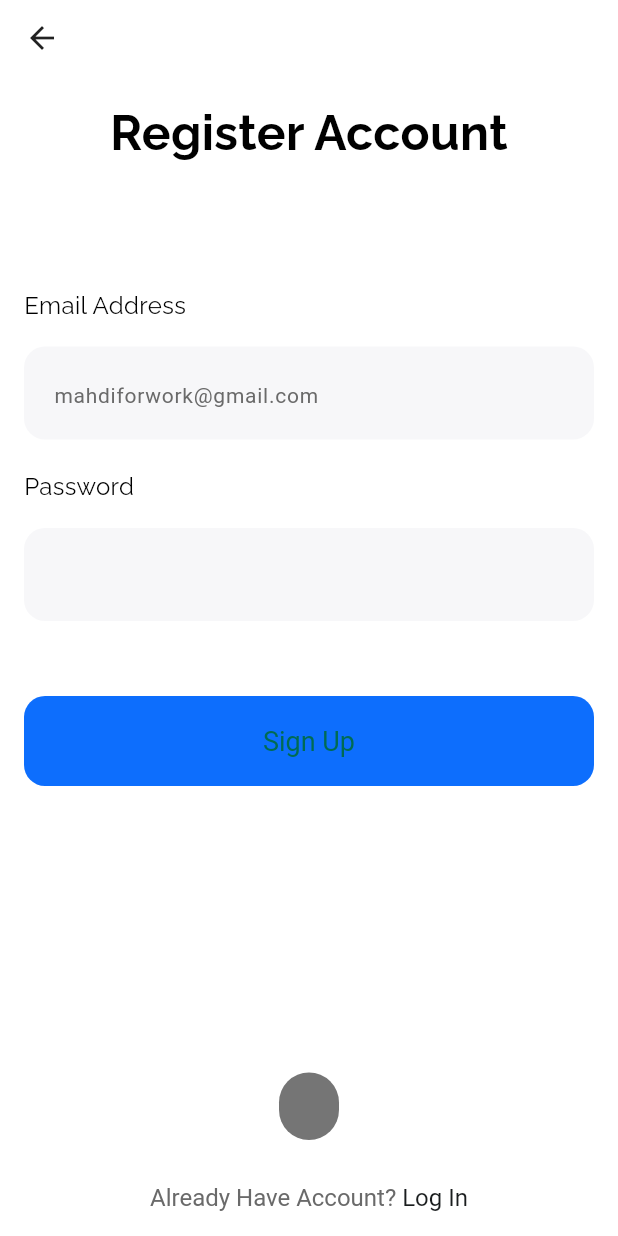
After one commit to Varynx/Cybersage, a Flutter app: the Signup screen opened by its route, after a tap on "Sign Up", on a phone screen of 412 x 824 dp. The commit adds this screen. Run offline on Flutter 3.47's test engine with Material 3 defaults, Android fonts, the phone set to English and light mode, and no system bars; our stand-ins replace cloud_firestore, firebase_auth, firebase_core, fluttertoast, google_fonts; accounts and stored records are empty; network calls fail.

Commit message:
Feature authentication  (#3)
* Cybersage v.1.1 (Updated Authentication, added signin page, and removed password logging from database to remove security issues)

* api remove

---------

Co-authored-by: Lennard <bloopfisch@gmail.com>

```diff
--- /dev/null
+++ b/lib/auth_service.dart
@@ -0,0 +1,119 @@
+import 'package:firebase_auth/firebase_auth.dart';
+import 'package:flutter/material.dart';
+import 'package:fluttertoast/fluttertoast.dart';
+import '../login_page.dart';
+import '../quiz_page.dart';
+
+
+class AuthService {
+
+  Future<void> signup({
+    required String email,
+    required String password,
+    required BuildContext context
+  }) async {
+
+    try {
+
+      await FirebaseAuth.instance.createUserWithEmailAndPassword(
+        email: email,
+        password: password
+      );
+
+      // Optional delay before navigating
+      await Future.delayed(const Duration(seconds: 1));
+
+      // Wrap navigation in addPostFrameCallback
+      WidgetsBinding.instance.addPostFrameCallback((_) {
+        if (context.mounted) {
+          Navigator.pushReplacement(
+            context,
+            MaterialPageRoute(builder: (_) => const LoginPage()),
+          );
+        }
+      });
+
+    } on FirebaseAuthException catch(e) {
+      String message = '';
+
+      print('🔥 SIGN-UP ERROR: ${e.code} - ${e.message}');
+
+      if (e.code == 'weak-password') {
+        message = 'The password provided is too weak.';
+      } else if (e.code == 'email-already-in-use') {
+        message = 'An account already exists with that email.';
+      }
+       Fluttertoast.showToast(
+        msg: message,
+        toastLength: Toast.LENGTH_LONG,
+        gravity: ToastGravity.SNACKBAR,
+        backgroundColor: Colors.black54,
+        textColor: Colors.white,
+        fontSize: 14.0,
+      );
+    }
+
+  }
+
+  Future<void> signin({
+    required String email,
+    required String password,
+    required BuildContext context
+  }) async {
+
+    try {
+
+      await FirebaseAuth.instance.signInWithEmailAndPassword(
+        email: email,
+        password: password
+      );
+
+  // Optional delay before navigating
+    await Future.delayed(const Duration(seconds: 1));
+
+    // Wrap navigation in addPostFrameCallback
+    WidgetsBinding.instance.addPostFrameCallback((_) {
+      if (context.mounted) {
+        Navigator.pushReplacement(
+          context,
+          MaterialPageRoute(builder: (_) => const QuizPage()),
+        );
+      }
+    });
+
+    } on FirebaseAuthException catch(e) {
+      String message = '';
+
+      print('🔥 SIGN-IN ERROR: ${e.code} - ${e.message}');
+
+      if (e.code == 'user-not-found') {
+        message = 'No user found for that email.';
+      } else if (e.code == 'wrong password') {
+        message = 'Wrong password provided for that user.';
+      }
+       Fluttertoast.showToast(
+        msg: message,
+        toastLength: Toast.LENGTH_LONG,
+        gravity: ToastGravity.SNACKBAR,
+        backgroundColor: Colors.black54,
+        textColor: Colors.white,
+        fontSize: 14.0,
+      );
+    }
+
+  }
+
+  Future<void> signout({
+    required BuildContext context
+  }) async {
+
+    await FirebaseAuth.instance.signOut();
+    await Future.delayed(const Duration(seconds: 1));
+    Navigator.pushReplacement(
+        context,
+        MaterialPageRoute(
+          builder: (BuildContext context) =>LoginPage()
+        )
+      );
+  }
+}
--- a/lib/main.dart
+++ b/lib/main.dart
@@ -1,9 +1,8 @@
 import 'package:flutter/material.dart';
 import 'login_page.dart';
 import 'quiz_page.dart';
-import 'package:flutter/material.dart';
+import 'signup.dart';
 import 'package:firebase_core/firebase_core.dart';
-import 'package:cloud_firestore/cloud_firestore.dart';
 import 'firebase_options.dart';
 
 
@@ -76,6 +75,7 @@
       routes: {
         '/': (context) => const LoginPage(),
         '/quiz': (context) => const QuizPage(),
+        '/signup': (context) => Signup(),
       },
     );
   }
--- /dev/null
+++ b/lib/signup.dart
@@ -0,0 +1,182 @@
+
+import 'package:flutter/gestures.dart';
+import 'package:flutter/material.dart';
+import '../login_page.dart';
+import '../auth_service.dart';
+import 'package:google_fonts/google_fonts.dart';
+
+class Signup extends StatelessWidget {
+  Signup({super.key});
+
+  final TextEditingController _emailController = TextEditingController();
+  final TextEditingController _passwordController = TextEditingController();
+
+  @override
+  Widget build(BuildContext context) {
+    return Scaffold(
+      backgroundColor: Colors.white,
+      resizeToAvoidBottomInset: true,
+      bottomNavigationBar: _signin(context),
+      appBar: AppBar(
+        backgroundColor: Colors.transparent,
+        elevation: 0,
+        toolbarHeight: 50,
+      ),
+      body: SafeArea(
+        child: SingleChildScrollView(
+         padding: const EdgeInsets.symmetric(horizontal: 16,vertical: 16),
+          child: Column(
+            children: [
+              Center(
+                child: Text(
+                  'Register Account',
+                  style: GoogleFonts.raleway(
+                    textStyle: const TextStyle(
+                      color: Colors.black,
+                      fontWeight: FontWeight.bold,
+                      fontSize: 32
+                    )
+                  ),
+                ),
+              ),
+              const SizedBox(height: 80,),
+               _emailAddress(),
+               const SizedBox(height: 20,),
+               _password(),
+               const SizedBox(height: 50,),
+               _signup(context),
+            ],
+          ),
+
+      ),
+      )
+    );
+  }
+
+  Widget _emailAddress() {
+    return Column(
+      mainAxisAlignment: MainAxisAlignment.start,
+      crossAxisAlignment: CrossAxisAlignment.start,
+      children: [
+        Text(
+          'Email Address',
+          style: GoogleFonts.raleway(
+            textStyle: const TextStyle(
+              color: Colors.black,
+              fontWeight: FontWeight.normal,
+              fontSize: 16
+            )
+          ),
+        ),
+        const SizedBox(height: 16,),
+        TextField(
+          controller: _emailController,
+          decoration: InputDecoration(
+            filled: true,
+            hintText: 'mahdiforwork@gmail.com',
+            hintStyle: const TextStyle(
+              color: Color(0xff6A6A6A),
+              fontWeight: FontWeight.normal,
+              fontSize: 14
+            ),
+            fillColor: const Color(0xffF7F7F9) ,
+            border: OutlineInputBorder(
+              borderSide: BorderSide.none,
+              borderRadius: BorderRadius.circular(14)
+            )
+          ),
+        )
+      ],
+    );
+  }
+
+  Widget _password() {
+    return Column(
+      mainAxisAlignment: MainAxisAlignment.start,
+      crossAxisAlignment: CrossAxisAlignment.start,
+      children: [
+        Text(
+          'Password',
+          style: GoogleFonts.raleway(
+            textStyle: const TextStyle(
+              color: Colors.black,
+              fontWeight: FontWeight.normal,
+              fontSize: 16
+            )
+          ),
+        ),
+        const SizedBox(height: 16,),
+        TextField(
+          controller: _passwordController,
+          obscureText: true,
+          decoration: InputDecoration(
+            filled: true,
+            fillColor: const Color(0xffF7F7F9) ,
+            border: OutlineInputBorder(
+              borderSide: BorderSide.none,
+              borderRadius: BorderRadius.circular(14)
+            )
+          ),
+        )
+      ],
+    );
+  }
+
+  Widget _signup(BuildContext context) {
+    return ElevatedButton(
+      style: ElevatedButton.styleFrom(
+        backgroundColor: const Color(0xff0D6EFD),
+          shape: RoundedRectangleBorder(
+            borderRadius: BorderRadius.circular(14),
+          ),
+          minimumSize: const Size(double.infinity, 60),
+          elevation: 0,
+      ),
+      onPressed: () async {
+       await AuthService().signup(
+          email: _emailController.text,
+          password: _passwordController.text,
+          context: context
+        );
+      },
+      child: const Text("Sign Up"),
+    );
+  }
+
+  Widget _signin(BuildContext context) {
+    return Padding(
+      padding: const EdgeInsets.only(bottom: 16),
+      child: RichText(
+        textAlign: TextAlign.center,
+        text: TextSpan(
+          children: [
+            const TextSpan(
+                text: "Already Have Account? ",
+                style: TextStyle(
+                  color: Color(0xff6A6A6A),
+                  fontWeight: FontWeight.normal,
+                  fontSize: 16
+                ),
+              ),
+              TextSpan(
+                text: "Log In",
+                style: const TextStyle(
+                    color: Color(0xff1A1D1E),
+                    fontWeight: FontWeight.normal,
+                    fontSize: 16
+                  ),
+                  recognizer: TapGestureRecognizer()..onTap = () {
+                    Navigator.push(
+                      context,
+                      MaterialPageRoute(
+                        builder: (context) => LoginPage()
+                      ),
+                    );
+                  }
+              ),
+          ]
+        )
+      ),
+    );
+  }
+}
--- a/pubspec.yaml
+++ b/pubspec.yaml
@@ -31,8 +31,12 @@
   cloud_firestore: ^5.6.5
   cupertino_icons: ^1.0.8
   firebase_core: ^3.12.1
+  firebase_ui_auth: ^1.16.1
   flutter:
     sdk: flutter
+  fluttertoast: ^8.2.12
+  firebase_auth: ^5.5.2
+  google_fonts: ^6.2.1
 
 dev_dependencies:
   flutter_lints: ^5.0.0
```
Also changed, not shown: lib/login_page.dart (+61 -15 lines), pubspec.lock, 5 other files.
